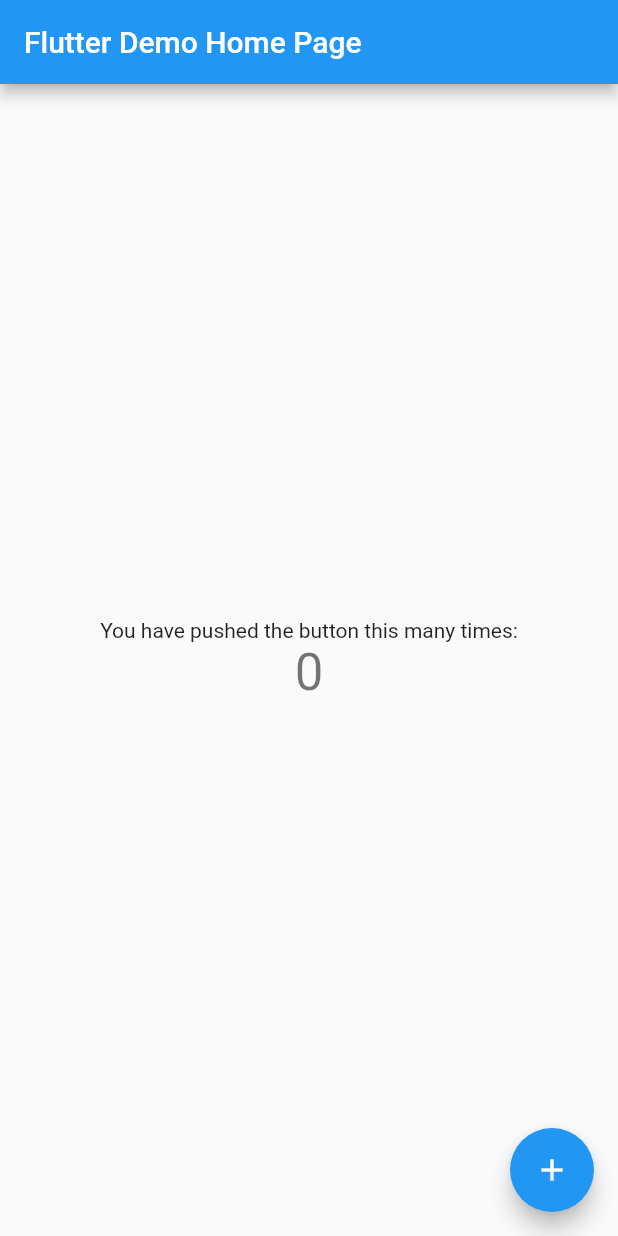
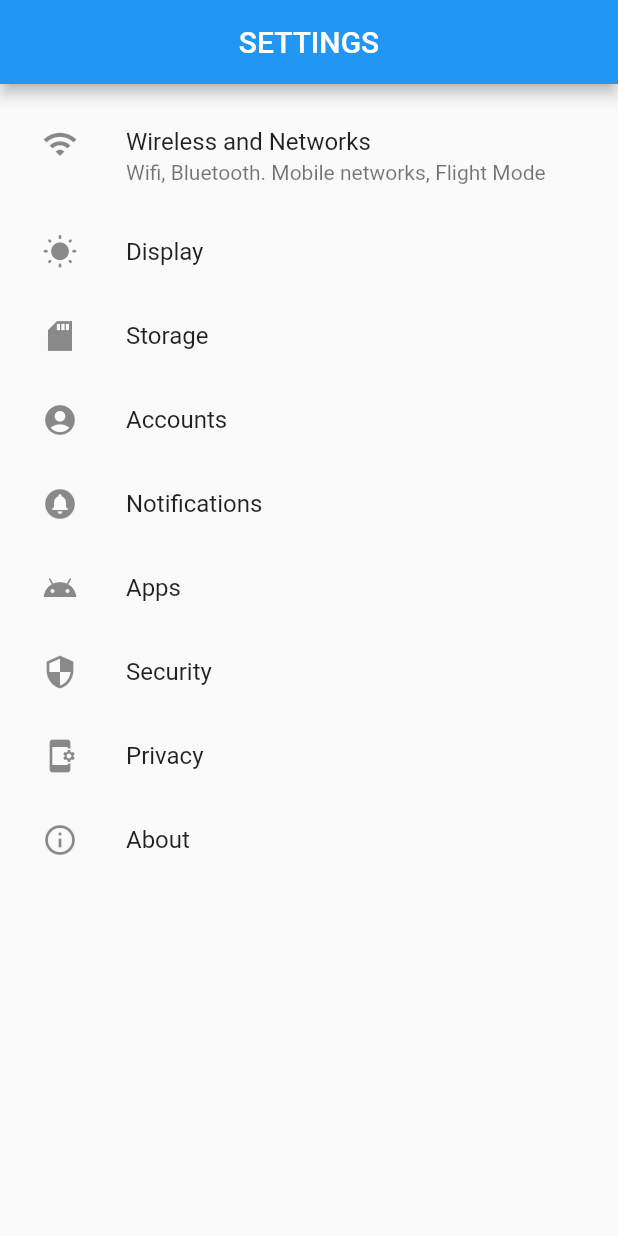
Before and after one commit to kwe-k-u/settings, a Flutter app: the screen it shows after launch, on a phone screen of 412 x 824 dp. Run offline on Flutter 3.47's test engine with Material 2 defaults, Android fonts, the phone set to English and light mode, and no system bars.

Commit message:
Basic UI added

```diff
--- /dev/null
+++ b/lib/UI/HomePage.dart
@@ -0,0 +1,80 @@
+import 'package:flutter/material.dart';
+
+
+class HomePage extends StatefulWidget {
+  @override
+  _HomePageState createState() => _HomePageState();
+}
+
+class _HomePageState extends State<HomePage> {
+  @override
+  Widget build(BuildContext context) {
+    return MaterialApp(
+
+      home: Scaffold(
+        appBar: AppBar(
+          title: Text("SETTINGS"),
+          centerTitle: true,
+        ),
+        body: Container(
+          padding: EdgeInsets.all(12.0),
+          child: ListView(
+
+            children: [
+
+              ListTile(
+                leading: Icon(Icons.wifi),
+                title: Text("Wireless and Networks"),
+                subtitle: Text("Wifi, Bluetooth. Mobile networks, Flight Mode"),
+              ),
+
+              ListTile(
+                leading: Icon(Icons.wb_sunny_rounded),
+                title: Text("Display"),
+              ),
+
+              ListTile(
+                leading: Icon(Icons.sd_storage_sharp),
+                title: Text("Storage"),
+              ),
+
+              ListTile(
+                leading: Icon(Icons.account_circle_rounded),
+                title: Text("Accounts"),
+              ),
+
+              ListTile(
+                leading: Icon(Icons.circle_notifications),
+                title: Text("Notifications"),
+              ),
+
+
+              ListTile(
+                leading: Icon(Icons.android_rounded),
+                title: Text("Apps"),
+              ),
+
+              ListTile(
+                leading: Icon(Icons.security),
+                title: Text("Security"),
+              ),
+
+
+              ListTile(
+                leading: Icon(Icons.app_settings_alt_rounded),
+                title: Text("Privacy"),
+              ),
+
+              ListTile(
+                leading: Icon(Icons.info_outline),
+                title: Text("About"),
+              ),
+
+
+            ],
+          ),
+        ),
+      ),
+    );
+  }
+}
--- a/lib/main.dart
+++ b/lib/main.dart
@@ -1,4 +1,5 @@
 import 'package:flutter/material.dart';
+import 'package:settings/UI/HomePage.dart';
 
 void main() {
   runApp(MyApp());
@@ -26,92 +27,7 @@ class MyApp extends StatelessWidget {
         // closer together (more dense) than on mobile platforms.
         visualDensity: VisualDensity.adaptivePlatformDensity,
       ),
-      home: MyHomePage(title: 'Flutter Demo Home Page'),
+      home: HomePage(),
     );
   }
 }
-
-class MyHomePage extends StatefulWidget {
-  MyHomePage({Key key, this.title}) : super(key: key);
-
-  // This widget is the home page of your application. It is stateful, meaning
-  // that it has a State object (defined below) that contains fields that affect
-  // how it looks.
-
-  // This class is the configuration for the state. It holds the values (in this
-  // case the title) provided by the parent (in this case the App widget) and
-  // used by the build method of the State. Fields in a Widget subclass are
-  // always marked "final".
-
-  final String title;
-
-  @override
-  _MyHomePageState createState() => _MyHomePageState();
-}
-
-class _MyHomePageState extends State<MyHomePage> {
-  int _counter = 0;
-
-  void _incrementCounter() {
-    setState(() {
-      // This call to setState tells the Flutter framework that something has
-      // changed in this State, which causes it to rerun the build method below
-      // so that the display can reflect the updated values. If we changed
-      // _counter without calling setState(), then the build method would not be
-      // called again, and so nothing would appear to happen.
-      _counter++;
-    });
-  }
-
-  @override
-  Widget build(BuildContext context) {
-    // This method is rerun every time setState is called, for instance as done
-    // by the _incrementCounter method above.
-    //
-    // The Flutter framework has been optimized to make rerunning build methods
-    // fast, so that you can just rebuild anything that needs updating rather
-    // than having to individually change instances of widgets.
-    return Scaffold(
-      appBar: AppBar(
-        // Here we take the value from the MyHomePage object that was created by
-        // the App.build method, and use it to set our appbar title.
-        title: Text(widget.title),
-      ),
-      body: Center(
-        // Center is a layout widget. It takes a single child and positions it
-        // in the middle of the parent.
-        child: Column(
-          // Column is also a layout widget. It takes a list of children and
-          // arranges them vertically. By default, it sizes itself to fit its
-          // children horizontally, and tries to be as tall as its parent.
-          //
-          // Invoke "debug painting" (press "p" in the console, choose the
-          // "Toggle Debug Paint" action from the Flutter Inspector in Android
-          // Studio, or the "Toggle Debug Paint" command in Visual Studio Code)
-          // to see the wireframe for each widget.
-          //
-          // Column has various properties to control how it sizes itself and
-          // how it positions its children. Here we use mainAxisAlignment to
-          // center the children vertically; the main axis here is the vertical
-          // axis because Columns are vertical (the cross axis would be
-          // horizontal).
-          mainAxisAlignment: MainAxisAlignment.center,
-          children: <Widget>[
-            Text(
-              'You have pushed the button this many times:',
-            ),
-            Text(
-              '$_counter',
-              style: Theme.of(context).textTheme.headline4,
-            ),
-          ],
-        ),
-      ),
-      floatingActionButton: FloatingActionButton(
-        onPressed: _incrementCounter,
-        tooltip: 'Increment',
-        child: Icon(Icons.add),
-      ), // This trailing comma makes auto-formatting nicer for build methods.
-    );
-  }
-}
```
